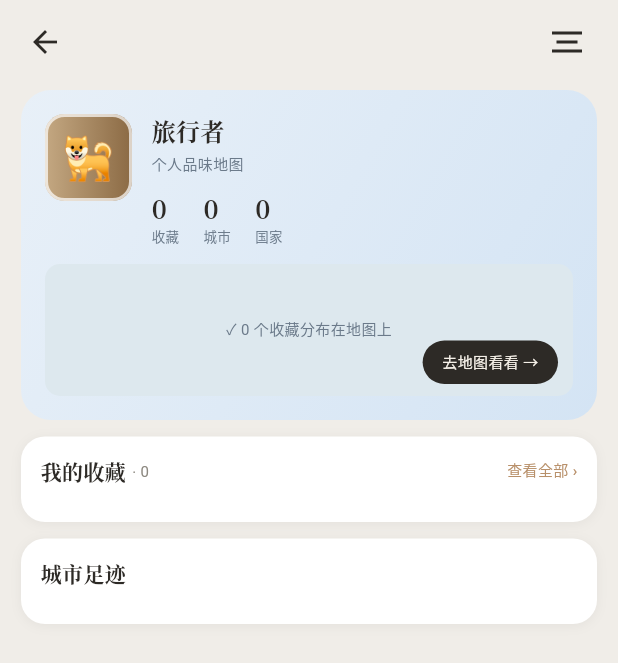
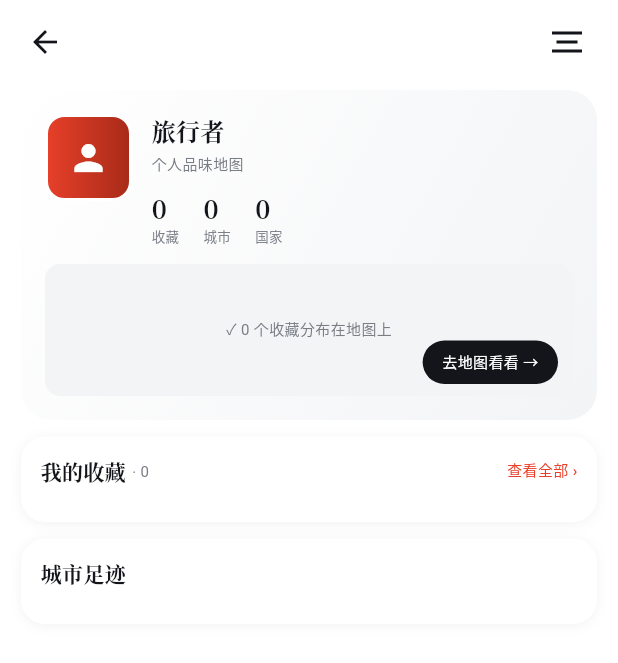
Before and after one commit to Coveduoji/tastemap, a Flutter app: the ProfileScreen screen opened directly, on a phone screen of 412 x 824 dp. Shown: the top 663 px of the screen. Run offline on Flutter 3.47's test engine with Material 3 defaults, Android fonts, the phone set to English and light mode, and no system bars; our stand-ins replace connectivity_plus, flutter_image_compress, flutter_map, geolocator, image_picker, latlong2 and 1 more; missing offline and left inert: webdav_client; accounts and stored records are empty; Roboto replaces fonts that are missing (Noto Serif CJK SC).

Commit message:
视觉改版：白底 + 朱红强调色 + 线性图标
- 配色令牌重写：去掉暖色系与分类色，改纯白底 + 单一朱红强调色（参考圆周旅迹风格）
- emoji 全部替换为 Material 线性图标（分类/设置/详情/导航/头像/地图钉）
- 地图首页组件尺寸与位置优化：FAB 上移放大、悬浮控件加柔和投影、整体更明亮
- 逆地理编码同时回填 country（收藏保存路径）
- 更新 PROGRESS.md

Co-Authored-By: Claude Fable 5 <noreply@anthropic.com>

```diff
--- a/lib/app.dart
+++ b/lib/app.dart
@@ -14,11 +14,11 @@ class TasteMapApp extends StatelessWidget {
       debugShowCheckedModeBanner: false,
       theme: ThemeData(
         useMaterial3: true,
-        scaffoldBackgroundColor: AppColors.bg,
+        scaffoldBackgroundColor: AppColors.warmWhite,
         colorScheme: const ColorScheme.light(
           primary: AppColors.ink,
           onPrimary: AppColors.warmWhite,
-          secondary: AppColors.terracotta,
+          secondary: AppColors.accent,
           surface: AppColors.warmWhite,
           onSurface: AppColors.ink,
         ),
--- a/lib/models/primary_tag.dart
+++ b/lib/models/primary_tag.dart
@@ -3,50 +3,24 @@ import 'package:flutter/material.dart';
 import '../theme/colors.dart';
 
 /// 一级标签：美食 / 咖啡 / 酒店 / 景点 / 酒吧。
-/// 决定地图 Pin 的 emoji 与气泡颜色（PRD §6.3 地图视觉规范）。
+/// 决定地图 Pin 的线性图标与图标底色（PRD §6.3 地图视觉规范）。
 enum PrimaryTag {
-  food('🍜', '美食'),
-  coffee('☕', '咖啡'),
-  hotel('🏨', '酒店'),
-  sight('📷', '景点'),
-  bar('🍸', '酒吧');
+  food(Icons.restaurant, '美食'),
+  coffee(Icons.local_cafe, '咖啡'),
+  hotel(Icons.hotel, '酒店'),
+  sight(Icons.photo_camera, '景点'),
+  bar(Icons.local_bar, '酒吧');
 
-  const PrimaryTag(this.emoji, this.label);
+  const PrimaryTag(this.icon, this.label);
 
-  final String emoji;
+  final IconData icon;
   final String label;
 
-  /// Pin 气泡底色（浅色调）。
-  Color get bubbleColor {
-    switch (this) {
-      case PrimaryTag.food:
-        return AppColors.foodBubble;
-      case PrimaryTag.coffee:
-        return AppColors.coffeeBubble;
-      case PrimaryTag.hotel:
-        return AppColors.hotelBubble;
-      case PrimaryTag.sight:
-        return AppColors.sightBubble;
-      case PrimaryTag.bar:
-        return AppColors.barBubble;
-    }
-  }
+  /// Pin/列表图标底色：分类不再各配一个饱和色块，统一中性面——颜色只留给强调色。
+  Color get bubbleColor => AppColors.bg;
 
-  /// 分类强调色（饱和，用于文字/标签）。
-  Color get accentColor {
-    switch (this) {
-      case PrimaryTag.food:
-        return AppColors.food;
-      case PrimaryTag.coffee:
-        return AppColors.coffee;
-      case PrimaryTag.hotel:
-        return AppColors.hotel;
-      case PrimaryTag.sight:
-        return AppColors.sight;
-      case PrimaryTag.bar:
-        return AppColors.bar;
-    }
-  }
+  /// 分类文字色：统一主文字色，区分靠线性图标而非色相。
+  Color get accentColor => AppColors.ink;
 
   /// 按枚举名解析，未知值兜底到 food。
   static PrimaryTag fromName(String? name) => PrimaryTag.values.firstWhere(
--- a/lib/screens/collection_list_screen.dart
+++ b/lib/screens/collection_list_screen.dart
@@ -26,7 +26,7 @@ class CollectionListScreen extends StatelessWidget {
     final grouped = _groupByCity(all);
 
     return Scaffold(
-      backgroundColor: const Color(0xFFF0EDE8),
+      backgroundColor: AppColors.warmWhite,
       body: SafeArea(
         child: Column(
           children: [
@@ -83,7 +83,7 @@ class CollectionListScreen extends StatelessWidget {
               ),
               const SizedBox(width: 8),
               Text('${views.length} 个',
-                  style: AppText.chip.copyWith(color: AppColors.terracotta)),
+                  style: AppText.chip.copyWith(color: AppColors.accent)),
             ],
           ),
           children: views.map((v) => _tile(context, v)).toList(),
@@ -112,7 +112,7 @@ class CollectionListScreen extends StatelessWidget {
                 borderRadius: BorderRadius.circular(11),
               ),
               alignment: Alignment.center,
-              child: Text(v.tag.emoji, style: const TextStyle(fontSize: 20)),
+              child: Icon(v.tag.icon, size: 20, color: AppColors.ink),
             ),
             const SizedBox(width: 11),
             Expanded(
--- a/lib/screens/profile_screen.dart
+++ b/lib/screens/profile_screen.dart
@@ -22,7 +22,7 @@ class ProfileScreen extends StatelessWidget {
     final countries = all.map((v) => v.country).whereType<String>().toSet();
 
     return Scaffold(
-      backgroundColor: const Color(0xFFF0EDE8),
+      backgroundColor: AppColors.warmWhite,
       body: SafeArea(
         child: Column(
           children: [
@@ -100,7 +100,7 @@ class ProfileScreen extends StatelessWidget {
         gradient: const LinearGradient(
           begin: Alignment.topLeft,
           end: Alignment.bottomRight,
-          colors: [Color(0xFFE8F0F8), Color(0xFFD4E4F4)],
+          colors: [AppColors.warmWhite, AppColors.bg],
         ),
       ),
       child: Column(
@@ -115,12 +115,12 @@ class ProfileScreen extends StatelessWidget {
                 decoration: BoxDecoration(
                   borderRadius: BorderRadius.circular(13),
                   gradient: const LinearGradient(
-                    colors: [Color(0xFFC4A882), Color(0xFF8B6A44)],
+                    colors: [AppColors.accent, AppColors.accentDeep],
                   ),
-                  border: Border.all(color: Colors.white70, width: 2),
+                  border: Border.all(color: AppColors.warmWhite, width: 2),
                 ),
                 alignment: Alignment.center,
-                child: const Text('🐕', style: TextStyle(fontSize: 28)),
+                child: const Icon(Icons.person, size: 28, color: AppColors.warmWhite),
               ),
               const SizedBox(width: 13),
               Expanded(
@@ -129,7 +129,7 @@ class ProfileScreen extends StatelessWidget {
                   children: [
                     Text('旅行者', style: AppText.profileNick),
                     const SizedBox(height: 3),
-                    Text('个人品味地图', style: AppText.caption.copyWith(color: const Color(0xFF6B7A8A))),
+                    Text('个人品味地图', style: AppText.caption.copyWith(color: AppColors.stone)),
                     const SizedBox(height: 10),
                     Row(
                       children: [
@@ -149,7 +149,7 @@ class ProfileScreen extends StatelessWidget {
           Container(
             height: 88,
             decoration: BoxDecoration(
-              color: const Color(0xFFDDE8EE),
+              color: AppColors.bg,
               borderRadius: BorderRadius.circular(10),
             ),
             child: Stack(
@@ -157,7 +157,7 @@ class ProfileScreen extends StatelessWidget {
                 Center(
                   child: Text(
                     '✓ $total 个收藏分布在地图上',
-                    style: AppText.caption.copyWith(color: const Color(0xFF6B7A8A)),
+                    style: AppText.caption.copyWith(color: AppColors.stone),
                   ),
                 ),
                 Positioned(
@@ -190,7 +190,7 @@ class ProfileScreen extends StatelessWidget {
       children: [
         Text(num, style: AppText.sectionTitle.copyWith(fontSize: 17)),
         const SizedBox(height: 1),
-        Text(label, style: AppText.caption.copyWith(color: const Color(0xFF6B7A8A), fontSize: 9)),
+        Text(label, style: AppText.caption.copyWith(color: AppColors.stone, fontSize: 9)),
       ],
     );
   }
@@ -240,7 +240,7 @@ class ProfileScreen extends StatelessWidget {
             child: Column(
               mainAxisAlignment: MainAxisAlignment.center,
               children: [
-                Text(v.tag.emoji, style: const TextStyle(fontSize: 20)),
+                Icon(v.tag.icon, size: 20, color: AppColors.ink),
                 const SizedBox(height: 3),
                 Padding(
                   padding: const EdgeInsets.symmetric(horizontal: 4),
@@ -275,9 +275,9 @@ class ProfileScreen extends StatelessWidget {
   Widget _moreTile(int remaining) {
     return Container(
       decoration: BoxDecoration(
-        color: const Color(0xFFF0EDE8),
+        color: AppColors.bg,
         borderRadius: BorderRadius.circular(11),
-        border: Border.all(color: const Color(0xFFC5C0B8), width: 1.5),
+        border: Border.all(color: AppColors.cardBorder, width: 1.5),
       ),
       child: Column(
         mainAxisAlignment: MainAxisAlignment.center,
@@ -322,7 +322,7 @@ class ProfileScreen extends StatelessWidget {
             width: 30,
             height: 30,
             decoration: BoxDecoration(
-              color: const Color(0xFFF5EFE6),
+              color: AppColors.bg,
               borderRadius: BorderRadius.circular(9),
             ),
             alignment: Alignment.center,
@@ -342,7 +342,7 @@ class ProfileScreen extends StatelessWidget {
             ),
           ),
           Text('${views.length} 个',
-              style: AppText.chip.copyWith(color: AppColors.terracotta)),
+              style: AppText.chip.copyWith(color: AppColors.accent)),
         ],
       ),
     );
@@ -385,7 +385,7 @@ class ProfileScreen extends StatelessWidget {
                   onTap: onMore,
                   child: Text('查看全部 ›',
                       style: AppText.chip
-                          .copyWith(color: AppColors.terracotta, fontSize: 10)),
+                          .copyWith(color: AppColors.accent, fontSize: 10)),
                 ),
             ],
           ),
--- a/lib/screens/webdav_screen.dart
+++ b/lib/screens/webdav_screen.dart
@@ -181,7 +181,7 @@ class _WebDavScreenState extends State<WebDavScreen> {
         padding: const EdgeInsets.symmetric(vertical: 13),
         alignment: Alignment.center,
         decoration: BoxDecoration(
-          color: secondary ? AppColors.bg : AppColors.ink,
+          color: secondary ? AppColors.bg : AppColors.accent,
           borderRadius: BorderRadius.circular(13),
         ),
         child: _busy
--- a/lib/theme/colors.dart
+++ b/lib/theme/colors.dart
@@ -1,41 +1,28 @@
 import 'package:flutter/material.dart';
 
 /// TasteMap 设计令牌 —— 色彩规范（唯一权威来源，界面不得硬编码色值）。
-/// 来源：TasteMap_Design.md §01 设计系统。
+/// 白底 + 单一强调色（朱红）+ 大色块的视觉方向：分类色退场为中性图标层，
+/// 颜色只留给需要被看见的东西——按钮、FAB、选中态。
 class AppColors {
   AppColors._();
 
   // ── 主色 ──
-  static const Color ink = Color(0xFF2D2A26); // 主文字 / FAB / 主 CTA
-  static const Color warmWhite = Color(0xFFF5F0E8); // 页面背景 / 卡片
-  static const Color terracotta = Color(0xFFB8906A); // 强调色 / 高亮
-  static const Color stone = Color(0xFF8C8880); // 次要文字
-
-  // ── 分类强调色（饱和，用于文字/深色强调） ──
-  static const Color food = Color(0xFFE07040); // 🍜 美食
-  static const Color coffee = Color(0xFFA07850); // ☕ 咖啡
-  static const Color hotel = Color(0xFF4878CC); // 🏨 酒店
-  static const Color sight = Color(0xFF3A9C58); // 📷 景点
-  static const Color bar = Color(0xFF9048B8); // 🍸 酒吧
-
-  // ── Pin 气泡底色（浅色调） ──
-  static const Color foodBubble = Color(0xFFFFDFC8);
-  static const Color coffeeBubble = Color(0xFFEDE0D0);
-  static const Color hotelBubble = Color(0xFFD8E8FC);
-  static const Color sightBubble = Color(0xFFD8F0E0);
-  static const Color barBubble = Color(0xFFEDD8F4);
+  static const Color ink = Color(0xFF14151A); // 主文字 / 次要图标
+  static const Color warmWhite = Color(0xFFFFFFFF); // 页面背景 / 卡片 / 按钮文字
+  static const Color accent = Color(0xFFE8402A); // 朱红：唯一强调色 / FAB / 主 CTA / 选中态
+  static const Color accentDeep = Color(0xFFA62A18); // 强调色深色（按压态）
+  static const Color accentSoft = Color(0xFFFDE7E2); // 强调色浅底（选中态背景/徽标底）
+  static const Color stone = Color(0xFF797D86); // 次要文字
 
   // ── 语义色 ──
   static const Color danger = Color(0xFFC04040); // 删除（非纯红）
   static const Color dangerBg = Color(0xFFFDDCD8);
   static const Color visited = Color(0xFF3A9C58); // 已打卡
-  static const Color pending = Color(0xFFB8906A); // 待打卡
-  static const Color locationBlue = Color(0xFF4878CC); // 定位点
+  static const Color pending = Color(0xFFA6ABB4); // 待打卡（中性灰，非分类色）
 
   // ── 背景 / 描边 ──
-  static const Color bg = Color(0xFFEDEAE4); // 画布背景（设计稿 body 背景）
-  static const Color mapBg = Color(0xFFE9E5DC); // 地图占位底色
-  static const Color divider = Color(0xFFE8E2DA);
-  static const Color dividerLight = Color(0xFFECEAE3);
-  static const Color cardBorder = Color(0xFFE0DAD0);
+  static const Color bg = Color(0xFFF3F4F6); // 输入框 / 占位块 / 中性面（非分类色）
+  static const Color divider = Color(0xFFEBEBEE);
+  static const Color dividerLight = Color(0xFFF1F1F3);
+  static const Color cardBorder = Color(0xFFE7E7EA);
 }
--- a/lib/widgets/edit_collection_sheet.dart
+++ b/lib/widgets/edit_collection_sheet.dart
@@ -97,7 +97,7 @@ class _EditCollectionSheetState extends State<EditCollectionSheet> {
                   padding: const EdgeInsets.symmetric(vertical: 13),
                   alignment: Alignment.center,
                   decoration: BoxDecoration(
-                    color: AppColors.ink,
+                    color: AppColors.accent,
                     borderRadius: BorderRadius.circular(13),
                   ),
                   child: Text('保存修改',
--- a/lib/widgets/empty_state.dart
+++ b/lib/widgets/empty_state.dart
@@ -1,13 +1,15 @@
 import 'package:flutter/material.dart';
 
-/// 无收藏时的空态：仅显示一个 📍 定位标记，无文字（用户要简洁）。
+import '../theme/colors.dart';
+
+/// 无收藏时的空态：仅显示一个定位标记线性图标，无文字（用户要简洁）。
 class EmptyState extends StatelessWidget {
   const EmptyState({super.key});
 
   @override
   Widget build(BuildContext context) {
     return const Center(
-      child: Text('📍', style: TextStyle(fontSize: 44)),
+      child: Icon(Icons.location_on, size: 44, color: AppColors.stone),
     );
   }
 }
--- a/lib/widgets/pin_marker.dart
+++ b/lib/widgets/pin_marker.dart
@@ -1,8 +1,9 @@
 import 'package:flutter/material.dart';
 
 import '../models/primary_tag.dart';
+import '../theme/colors.dart';
 
-/// 地图 Pin：只显示 emoji（无圆泡、无尾巴）。
+/// 地图 Pin：只显示线性图标（无圆泡、无尾巴）。
 /// 已打卡 = 实色；待打卡 = 半透明。
 class PinMarker extends StatelessWidget {
   final PrimaryTag tag;
@@ -20,7 +21,7 @@ class PinMarker extends StatelessWidget {
   Widget build(BuildContext context) {
     return Opacity(
       opacity: visited ? 1 : 0.5,
-      child: Text(tag.emoji, style: TextStyle(fontSize: size)),
+      child: Icon(tag.icon, size: size, color: AppColors.ink),
     );
   }
 }
```
Also changed, not shown: lib/data/poi_search.dart (+9 -5 lines), lib/screens/map_screen.dart (+87 -48 lines), lib/screens/settings_screen.dart (+14 -14 lines), lib/widgets/collection_form_fields.dart (+19 -14 lines), lib/widgets/detail_sheet.dart (+41 -21 lines), lib/widgets/nav_picker.dart (+10 -10 lines), lib/widgets/poi_sheet.dart (+56 -43 lines), 2 other files.
